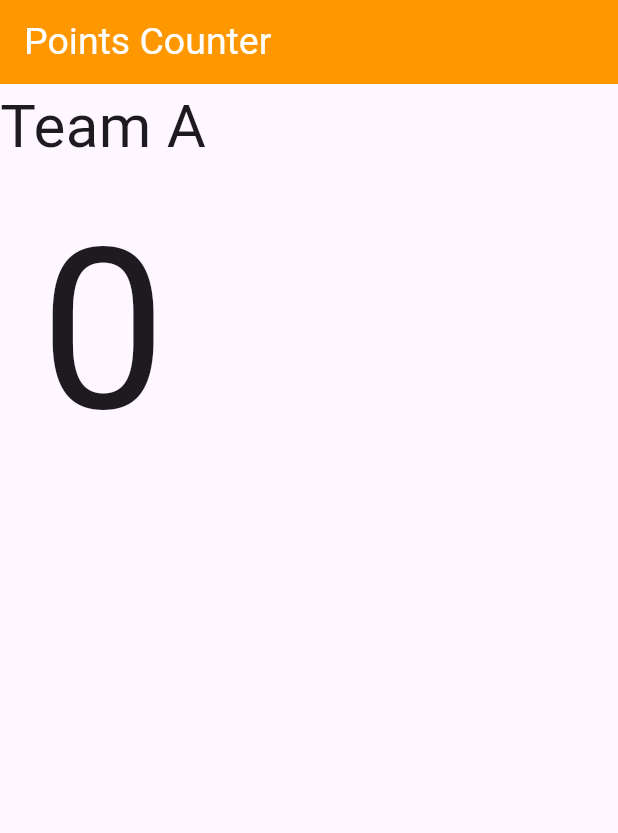
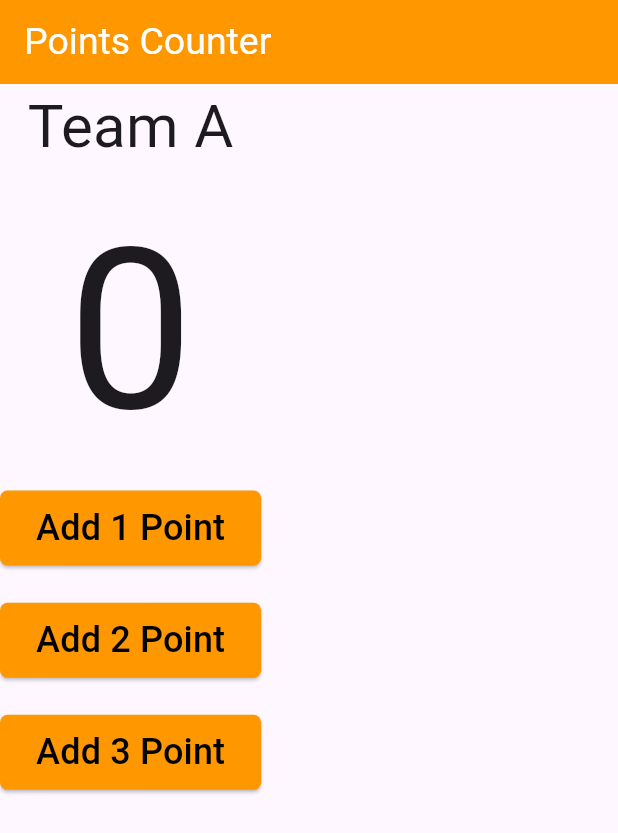
Before and after one commit to salahsaleh1015/-Complete-Flutter-Dart-Development-Course, a Flutter app: the screen it shows after launch, on a phone screen of 412 x 824 dp. Shown: the top 833 px of the screen. Run offline on Flutter 3.47's test engine with Material 3 defaults, Android fonts, the phone set to English and light mode, and no system bars.

Commit message:
Basketball Points Counter app (buttons widget)

```diff
--- a/lib/basketball_points_counter_app/basketball_points_counter_app.dart
+++ b/lib/basketball_points_counter_app/basketball_points_counter_app.dart
@@ -16,21 +16,70 @@ class BasketballPointsCounterApp extends StatelessWidget {
           ),
         ),
       ),
-
-
       body: Column(
         children: [
-          Text("Team A",style: TextStyle(
-            fontSize: 40,
-
-          ),),
-          Text("0",style: TextStyle(
-            fontSize: 150,
-
-          ),),
+          const Text(
+            "Team A",
+            style: TextStyle(
+              fontSize: 40,
+            ),
+          ),
+          const Text(
+            "0",
+            style: TextStyle(
+              fontSize: 150,
+            ),
+          ),
+          ElevatedButton(
+              style: ElevatedButton.styleFrom(
+                minimumSize: const Size(80, 50),
+                backgroundColor: Colors.orange,
+                shape: RoundedRectangleBorder(
+                  borderRadius: BorderRadius.circular(5.0),
+                ),
+              ),
+              onPressed: () {},
+              child: const Text(
+                "Add 1 Point",
+                style: TextStyle(color: Colors.black, fontSize: 24),
+              )),
+          const Spacer(
+            flex: 1,
+          ),
+          ElevatedButton(
+              style: ElevatedButton.styleFrom(
+                minimumSize: const Size(80, 50),
+                backgroundColor: Colors.orange,
+                shape: RoundedRectangleBorder(
+                  borderRadius: BorderRadius.circular(5.0),
+                ),
+              ),
+              onPressed: () {},
+              child: const Text(
+                "Add 2 Point",
+                style: TextStyle(color: Colors.black, fontSize: 24),
+              )),
+          const Spacer(
+            flex: 1,
+          ),
+          ElevatedButton(
+              style: ElevatedButton.styleFrom(
+                minimumSize: const Size(80, 50),
+                backgroundColor: Colors.orange,
+                shape: RoundedRectangleBorder(
+                  borderRadius: BorderRadius.circular(5.0),
+                ),
+              ),
+              onPressed: () {},
+              child: const Text(
+                "Add 3 Point",
+                style: TextStyle(color: Colors.black, fontSize: 24),
+              )),
+          const Spacer(
+            flex:12,
+          ),
         ],
       ),
-
     );
   }
 }
```
